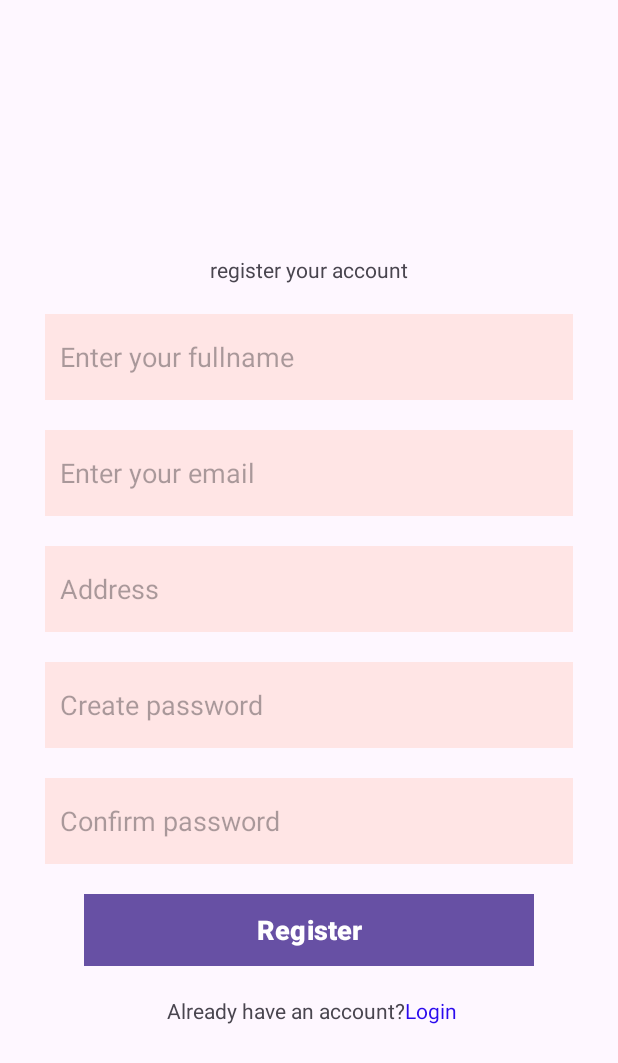
After one commit to Noval0857/MyDigitalPrinting, an Android app: the Registrasi screen opened directly, with no data from a screen before it, on a phone screen of 412 x 824 dp. The commit adds this screen. Shown: the top 1063 px of the screen. Run offline under Robolectric (Android 15) with nearby library versions, the phone set to English and light mode, and no system bars.

Commit message:
Registrasi 50%

```diff
--- a/app/build.gradle
+++ b/app/build.gradle
@@ -9,7 +9,7 @@ android {
 
     defaultConfig {
         applicationId "umbjm.ft.inf.mydigitalprinting"
-        minSdk 31
+        minSdk 28
         targetSdk 33
         versionCode 1
         versionName "1.0"
--- a/app/src/main/AndroidManifest.xml
+++ b/app/src/main/AndroidManifest.xml
@@ -13,6 +13,9 @@
         android:theme="@style/Theme.MyDigitalPrinting"
         tools:targetApi="31">
         <activity
+            android:name=".Registrasi"
+            android:exported="false" />
+        <activity
             android:name=".LoginActivity"
             android:exported="false" />
         <activity
@@ -26,7 +29,7 @@
         </activity>
         <activity
             android:name=".MainActivity"
-            android:exported="true"></activity>
+            android:exported="true" />
     </application>
 
 </manifest>
--- /dev/null
+++ b/app/src/main/java/umbjm/ft/inf/mydigitalprinting/Registrasi.kt
@@ -0,0 +1,11 @@
+package umbjm.ft.inf.mydigitalprinting
+
+import androidx.appcompat.app.AppCompatActivity
+import android.os.Bundle
+
+class Registrasi : AppCompatActivity() {
+    override fun onCreate(savedInstanceState: Bundle?) {
+        super.onCreate(savedInstanceState)
+        setContentView(R.layout.activity_registrasi)
+    }
+}
--- /dev/null
+++ b/app/src/main/res/drawable/mail.xml
@@ -0,0 +1,5 @@
+<vector android:height="24dp" android:tint="#000000"
+    android:viewportHeight="24" android:viewportWidth="24"
+    android:width="24dp" xmlns:android="http://schemas.android.com/apk/res/android">
+    <path android:fillColor="@android:color/white" android:pathData="M20,4L4,4c-1.1,0 -1.99,0.9 -1.99,2L2,18c0,1.1 0.9,2 2,2h16c1.1,0 2,-0.9 2,-2L22,6c0,-1.1 -0.9,-2 -2,-2zM20,8l-8,5 -8,-5L4,6l8,5 8,-5v2z"/>
+</vector>
--- /dev/null
+++ b/app/src/main/res/drawable/person.xml
@@ -0,0 +1,5 @@
+<vector android:height="24dp" android:tint="#000000"
+    android:viewportHeight="24" android:viewportWidth="24"
+    android:width="24dp" xmlns:android="http://schemas.android.com/apk/res/android">
+    <path android:fillColor="@android:color/white" android:pathData="M12,12c2.21,0 4,-1.79 4,-4s-1.79,-4 -4,-4 -4,1.79 -4,4 1.79,4 4,4zM12,14c-2.67,0 -8,1.34 -8,4v2h16v-2c0,-2.66 -5.33,-4 -8,-4z"/>
+</vector>
--- /dev/null
+++ b/app/src/main/res/layout/activity_registrasi.xml
@@ -0,0 +1,130 @@
+<?xml version="1.0" encoding="utf-8"?>
+<!-- This linear layout is used to show elements
+	in vertical or in horizontal linear manner -->
+<androidx.constraintlayout.widget.ConstraintLayout
+    xmlns:android="http://schemas.android.com/apk/res/android"
+    xmlns:app="http://schemas.android.com/apk/res-auto"
+    xmlns:tools="http://schemas.android.com/tools"
+    android:layout_width="match_parent"
+    android:layout_height="match_parent"
+    android:gravity="center"
+    android:padding="30dp"
+    android:backgroundTint="@color/white">
+
+
+    <!-- This TextView indicates new fragment is open -->
+
+    <TextView
+        android:id="@+id/txt1"
+        android:layout_width="wrap_content"
+        android:layout_height="wrap_content"
+        android:text="register your account"
+        android:textSize="14sp"
+        android:layout_marginTop="140dp"
+        app:layout_constraintEnd_toEndOf="parent"
+        app:layout_constraintStart_toStartOf="parent"
+        app:layout_constraintTop_toTopOf="parent" />
+
+    <EditText
+        android:id="@+id/name"
+        android:layout_width="match_parent"
+        android:layout_height="57dp"
+        android:layout_marginTop="20dp"
+        android:background="@color/white"
+        android:backgroundTint="@color/lightPink"
+        android:paddingLeft="10dp"
+        android:hint="Enter your fullname"
+        app:layout_constraintEnd_toEndOf="parent"
+        app:layout_constraintStart_toStartOf="parent"
+        app:layout_constraintTop_toBottomOf="@+id/txt1" />
+
+    <EditText
+        android:id="@+id/email"
+        android:layout_width="match_parent"
+        android:layout_height="57dp"
+        android:layout_marginTop="20dp"
+        android:background="@color/white"
+        android:backgroundTint="@color/lightPink"
+        android:paddingLeft="10dp"
+        android:hint="Enter your email"
+        app:layout_constraintEnd_toEndOf="parent"
+        app:layout_constraintStart_toStartOf="parent"
+        app:layout_constraintTop_toBottomOf="@+id/name" />
+
+    <EditText
+        android:id="@+id/address"
+        android:layout_width="match_parent"
+        android:layout_height="57dp"
+        android:layout_marginTop="20dp"
+        android:background="@color/white"
+        android:backgroundTint="@color/lightPink"
+        android:paddingLeft="10dp"
+        android:hint="Address"
+        app:layout_constraintEnd_toEndOf="parent"
+        app:layout_constraintStart_toStartOf="parent"
+        app:layout_constraintTop_toBottomOf="@+id/email" />
+
+    <EditText
+        android:id="@+id/password1"
+        android:layout_width="match_parent"
+        android:layout_height="57dp"
+        android:layout_marginTop="20dp"
+        android:background="@color/white"
+        android:backgroundTint="@color/lightPink"
+        android:paddingLeft="10dp"
+        android:hint="Create password"
+        app:layout_constraintEnd_toEndOf="parent"
+        app:layout_constraintStart_toStartOf="parent"
+        app:layout_constraintTop_toBottomOf="@+id/address" />
+
+    <EditText
+        android:id="@+id/password2"
+        android:layout_width="match_parent"
+        android:layout_height="57dp"
+        android:layout_marginTop="20dp"
+        android:background="@color/white"
+        android:backgroundTint="@color/lightPink"
+        android:paddingLeft="10dp"
+        android:hint="Confirm password"
+        app:layout_constraintEnd_toEndOf="parent"
+        app:layout_constraintStart_toStartOf="parent"
+        app:layout_constraintTop_toBottomOf="@+id/password1" />
+
+    <Button
+        android:id="@+id/button"
+        android:layout_width="wrap_content"
+        android:layout_height="wrap_content"
+        android:layout_marginTop="20dp"
+        android:width="300dp"
+        android:background="@color/black"
+        android:backgroundTint="@color/black"
+        android:text="Register"
+        android:textSize="18sp"
+        android:textStyle="bold"
+        app:layout_constraintEnd_toEndOf="parent"
+        app:layout_constraintStart_toStartOf="parent"
+        app:layout_constraintTop_toBottomOf="@+id/password2" />
+
+    <TextView
+        android:id="@+id/textView2"
+        android:layout_width="wrap_content"
+        android:layout_height="wrap_content"
+        android:layout_marginTop="20dp"
+        android:text="Already have an account?"
+        app:layout_constraintEnd_toEndOf="parent"
+        app:layout_constraintHorizontal_bias="0.42"
+        app:layout_constraintStart_toStartOf="parent"
+        app:layout_constraintTop_toBottomOf="@+id/button" />
+
+    <TextView
+        android:layout_width="wrap_content"
+        android:layout_height="wrap_content"
+        android:layout_marginTop="20dp"
+        android:text="Login"
+        android:textColor="@color/blue"
+        app:layout_constraintTop_toBottomOf="@+id/button"
+        app:layout_constraintStart_toEndOf="@+id/textView2"
+        app:layout_constraintEnd_toEndOf="parent"
+        app:layout_constraintHorizontal_bias="0.0" />
+
+</androidx.constraintlayout.widget.ConstraintLayout>
--- a/app/src/main/res/values/colors.xml
+++ b/app/src/main/res/values/colors.xml
@@ -2,4 +2,7 @@
 <resources>
     <color name="black">#FF000000</color>
     <color name="white">#FFFFFFFF</color>
+    <color name="lightPink">#FFE5E5</color>
+    <color name="darkRed">#B31312</color>
+    <color name="blue">#2A0AEE</color>
 </resources>
```
